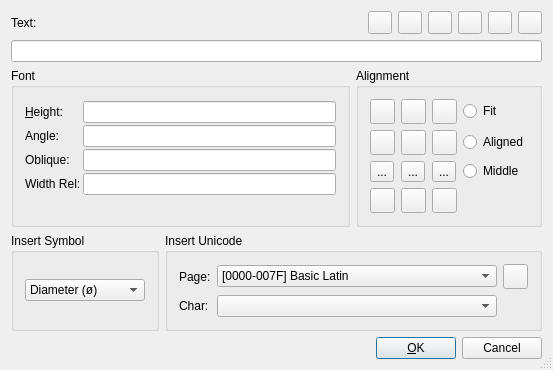
LibreCAD/LibreCAD, file librecad/src/ui/forms/qg_dlgtext.ui: the form before one commit.
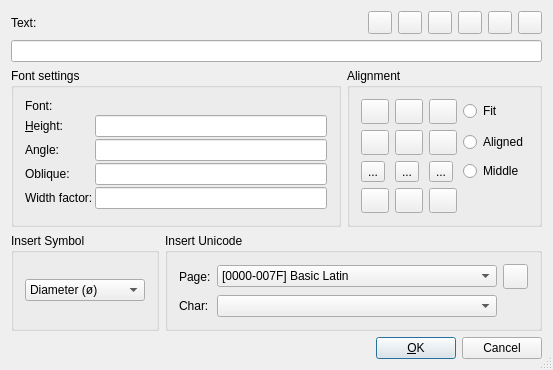
The form after the commit. Icons and pictures are not drawn. Custom widgets are drawn as their Qt base class.

What changed in the file:
```diff
--- a/librecad/src/ui/forms/qg_dlgtext.ui
+++ b/librecad/src/ui/forms/qg_dlgtext.ui
@@ -7,7 +7,7 @@
     <x>0</x>
     <y>0</y>
     <width>524</width>
-    <height>342</height>
+    <height>346</height>
    </rect>
   </property>
   <property name="sizePolicy">
@@ -162,13 +162,16 @@
         </sizepolicy>
        </property>
        <property name="title">
-        <string>Font</string>
+        <string>Font settings</string>
        </property>
        <layout class="QGridLayout">
         <property name="spacing">
          <number>2</number>
         </property>
-        <item row="2" column="2">
+        <item row="5" column="2">
+         <widget class="QLineEdit" name="leWidthRel"/>
+        </item>
+        <item row="3" column="2">
          <widget class="QLineEdit" name="leAngle">
           <property name="sizePolicy">
            <sizepolicy hsizetype="Expanding" vsizetype="Fixed">
@@ -178,7 +181,7 @@
           </property>
          </widget>
         </item>
-        <item row="1" column="1">
+        <item row="2" column="1">
          <widget class="QLabel" name="lHeight">
           <property name="text">
            <string>&amp;Height:</string>
@@ -191,14 +194,14 @@
           </property>
          </widget>
         </item>
-        <item row="2" column="1">
+        <item row="3" column="1">
          <widget class="QLabel" name="lAngle">
           <property name="text">
            <string>Angle:</string>
           </property>
          </widget>
         </item>
-        <item row="5" column="1">
+        <item row="6" column="1">
          <spacer name="spacer2">
           <property name="orientation">
            <enum>Qt::Vertical</enum>
@@ -214,7 +217,7 @@
           </property>
          </spacer>
         </item>
-        <item row="1" column="2">
+        <item row="2" column="2">
          <widget class="QLineEdit" name="leHeight">
           <property name="sizePolicy">
            <sizepolicy hsizetype="Expanding" vsizetype="Fixed">
@@ -224,14 +227,7 @@
           </property>
          </widget>
         </item>
-        <item row="3" column="1">
-         <widget class="QLabel" name="label">
-          <property name="text">
-           <string>Oblique:</string>
-          </property>
-         </widget>
-        </item>
-        <item row="5" column="2">
+        <item row="6" column="2">
          <spacer name="spacer2_2">
           <property name="orientation">
            <enum>Qt::Vertical</enum>
@@ -247,28 +243,45 @@
           </property>
          </spacer>
         </item>
-        <item row="0" column="1" colspan="2">
-         <widget class="QG_FontBox" name="cbFont" native="true">
-          <property name="sizePolicy">
-           <sizepolicy hsizetype="Expanding" vsizetype="Fixed">
-            <horstretch>0</horstretch>
-            <verstretch>0</verstretch>
-           </sizepolicy>
-          </property>
-         </widget>
-        </item>
         <item row="4" column="1">
-         <widget class="QLabel" name="lWidthRel">
+         <widget class="QLabel" name="lOblique">
           <property name="text">
-           <string>Width Rel:</string>
+           <string>Oblique:</string>
           </property>
          </widget>
         </item>
-        <item row="3" column="2">
-         <widget class="QLineEdit" name="leOblique"/>
-        </item>
         <item row="4" column="2">
-         <widget class="QLineEdit" name="leWidthRel"/>
+         <widget class="QLineEdit" name="leOblique"/>
+        </item>
+        <item row="5" column="1">
+         <widget class="QLabel" name="lWidthFactor">
+          <property name="text">
+           <string>Width factor:</string>
+          </property>
+         </widget>
+        </item>
+        <item row="1" column="1">
+         <widget class="QLabel" name="lFont">
+          <property name="text">
+           <string>Font:</string>
+          </property>
+         </widget>
+        </item>
+        <item row="1" column="2">
+         <widget class="QG_FontBox" name="cbFont" native="true">
+          <property name="sizePolicy">
+           <sizepolicy hsizetype="Expanding" vsizetype="Fixed">
+            <horstretch>0</horstretch>
+            <verstretch>0</verstretch>
+           </sizepolicy>
+          </property>
+          <property name="minimumSize">
+           <size>
+            <width>0</width>
+            <height>0</height>
+           </size>
+          </property>
+         </widget>
         </item>
        </layout>
       </widget>
@@ -323,6 +336,12 @@
              <iconset resource="../../../res/extui/extui.qrc">
               <normaloff>:/extui/aligntext_bc.png</normaloff>:/extui/aligntext_bc.png</iconset>
             </property>
+            <property name="iconSize">
+             <size>
+              <width>20</width>
+              <height>20</height>
+             </size>
+            </property>
             <property name="checkable">
              <bool>true</bool>
             </property>
@@ -352,6 +371,12 @@
              <iconset resource="../../../res/extui/extui.qrc">
               <normaloff>:/extui/aligntext_br.png</normaloff>:/extui/aligntext_br.png</iconset>
             </property>
+            <property name="iconSize">
+             <size>
+              <width>20</width>
+              <height>20</height>
+             </size>
+            </property>
             <property name="checkable">
              <bool>true</bool>
             </property>
@@ -381,6 +406,12 @@
              <iconset resource="../../../res/extui/extui.qrc">
               <normaloff>:/extui/aligntext_mr.png</normaloff>:/extui/aligntext_mr.png</iconset>
             </property>
+            <property name="iconSize">
+             <size>
+              <width>20</width>
+              <height>20</height>
+             </size>
+            </property>
             <property name="checkable">
              <bool>true</bool>
             </property>
@@ -410,6 +441,12 @@
              <iconset resource="../../../res/extui/extui.qrc">
               <normaloff>:/extui/aligntext_bl.png</normaloff>:/extui/aligntext_bl.png</iconset>
             </property>
+            <property name="iconSize">
+             <size>
+              <width>20</width>
+              <height>20</height>
+             </size>
+            </property>
             <property name="checkable">
              <bool>true</bool>
             </property>
@@ -439,6 +476,12 @@
              <iconset resource="../../../res/extui/extui.qrc">
               <normaloff>:/extui/aligntext_ml.png</normaloff>:/extui/aligntext_ml.png</iconset>
             </property>
+            <property name="iconSize">
+             <size>
+              <width>20</width>
+              <height>20</height>
+             </size>
+            </property>
             <property name="checkable">
              <bool>true</bool>
             </property>
@@ -456,6 +499,12 @@
              <iconset resource="../../../res/extui/extui.qrc">
               <normaloff>:/extui/aligntext_ll.png</normaloff>:/extui/aligntext_ll.png</iconset>
             </property>
+            <property name="iconSize">
+             <size>
+              <width>20</width>
+              <height>20</height>
+             </size>
+            </property>
             <property name="checkable">
              <bool>true</bool>
             </property>
@@ -485,6 +534,12 @@
              <iconset resource="../../../res/extui/extui.qrc">
               <normaloff>:/extui/aligntext_tc.png</normaloff>:/extui/aligntext_tc.png</iconset>
             </property>
+            <property name="iconSize">
+             <size>
+              <width>20</width>
+              <height>20</height>
+             </size>
+            </property>
             <property name="checkable">
              <bool>true</bool>
             </property>
@@ -502,6 +557,12 @@
              <iconset resource="../../../res/extui/extui.qrc">
               <normaloff>:/extui/aligntext_lr.png</normaloff>:/extui/aligntext_lr.png</iconset>
             </property>
+            <property name="iconSize">
+             <size>
+              <width>20</width>
+              <height>20</height>
+             </size>
+            </property>
             <property name="checkable">
              <bool>true</bool>
             </property>
@@ -519,6 +580,12 @@
              <iconset resource="../../../res/extui/extui.qrc">
               <normaloff>:/extui/aligntext_lc.png</normaloff>:/extui/aligntext_lc.png</iconset>
             </property>
+            <property name="iconSize">
+             <size>
+              <width>20</width>
+              <height>20</height>
+             </size>
+            </property>
             <property name="checkable">
              <bool>true</bool>
             </property>
@@ -548,6 +615,12 @@
              <iconset resource="../../../res/extui/extui.qrc">
               <normaloff>:/extui/aligntext_tl.png</normaloff>:/extui/aligntext_tl.png</iconset>
             </property>
+            <property name="iconSize">
+             <size>
+              <width>20</width>
+              <height>20</height>
+             </size>
+            </property>
             <property name="checkable">
              <bool>true</bool>
             </property>
@@ -577,6 +650,12 @@
              <iconset resource="../../../res/extui/extui.qrc">
               <normaloff>:/extui/aligntext_tr.png</normaloff>:/extui/aligntext_tr.png</iconset>
             </property>
+            <property name="iconSize">
+             <size>
+              <width>20</width>
+              <height>20</height>
+             </size>
+            </property>
             <property name="checkable">
              <bool>true</bool>
             </property>
@@ -606,6 +685,12 @@
              <iconset resource="../../../res/extui/extui.qrc">
               <normaloff>:/extui/aligntext_mc.png</normaloff>:/extui/aligntext_mc.png</iconset>
             </property>
+            <property name="iconSize">
+             <size>
+              <width>20</width>
+              <height>20</height>
+             </size>
+            </property>
             <property name="checkable">
              <bool>true</bool>
             </property>
```
